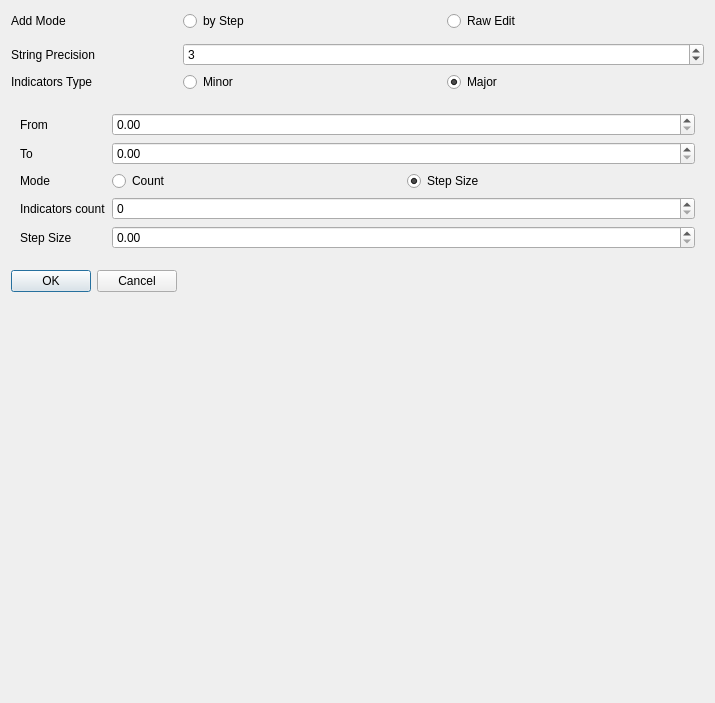
Mattia-Sacchi/A3D, file Widgets/addliindicatorsdialog.ui: the form before one commit.
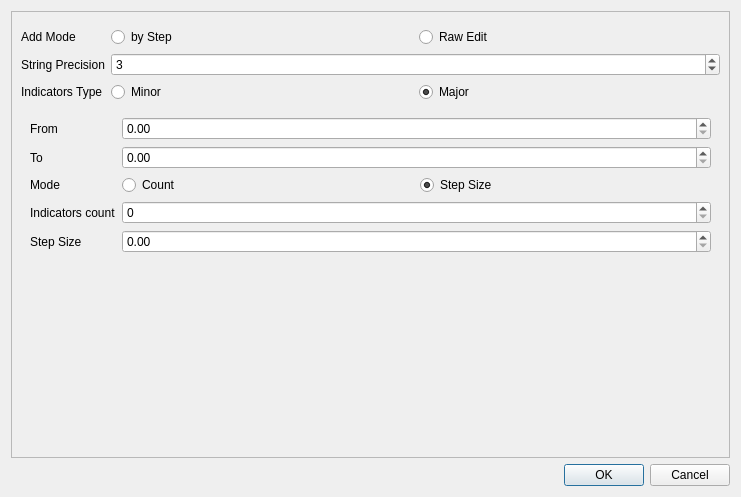
The form after the commit. Custom widgets are drawn as their Qt base class.

Commit message: Dialog inserted in ChartAxisSettings

```diff
--- a/Widgets/addliindicatorsdialog.ui
+++ b/Widgets/addliindicatorsdialog.ui
@@ -6,14 +6,39 @@
    <rect>
     <x>0</x>
     <y>0</y>
-    <width>715</width>
-    <height>703</height>
+    <width>741</width>
+    <height>497</height>
    </rect>
   </property>
   <property name="windowTitle">
    <string>Dialog</string>
   </property>
-  <layout class="QFormLayout" name="formLayout">
+  <layout class="QVBoxLayout" name="verticalLayout">
+   <item>
+    <widget class="QScrollArea" name="scrollArea">
+     <property name="widgetResizable">
+      <bool>true</bool>
+     </property>
+     <widget class="QWidget" name="scrollAreaWidgetContents">
+      <property name="geometry">
+       <rect>
+        <x>0</x>
+        <y>0</y>
+        <width>717</width>
+        <height>442</height>
+       </rect>
+      </property>
+      <layout class="QFormLayout" name="formLayout_3">
+       <item row="0" column="0" colspan="2">
+        <widget class="ChartAxisGeneralSettings" name="generalSettings" native="true"/>
+       </item>
+       <item row="1" column="0">
+        <widget class="QLabel" name="addModeLabel">
+         <property name="text">
+          <string>Add Mode</string>
+         </property>
+        </widget>
+       </item>
    <item row="1" column="1">
     <layout class="QHBoxLayout" name="horizontalLayout">
      <item>
@@ -35,9 +60,6 @@
      </item>
     </layout>
    </item>
-   <item row="2" column="0" colspan="2">
-    <widget class="ChartAxisGeneralSettings" name="generalSettings" native="true"/>
-   </item>
    <item row="3" column="0">
     <widget class="QLabel" name="stringPrecisionLabel">
      <property name="text">
@@ -55,10 +77,35 @@
      </property>
     </widget>
    </item>
-   <item row="6" column="0" colspan="2">
-    <widget class="ValuesPreviewWidget" name="rawEditWidget" native="true"/>
-   </item>
-   <item row="9" column="0" colspan="2">
+       <item row="4" column="0">
+        <widget class="QLabel" name="indicatorsTypeLabel">
+         <property name="text">
+          <string>Indicators Type</string>
+         </property>
+        </widget>
+       </item>
+       <item row="4" column="1">
+        <layout class="QHBoxLayout" name="horizontalLayout_3">
+         <item>
+          <widget class="QRadioButton" name="minorRadioButton">
+           <property name="text">
+            <string>Minor</string>
+           </property>
+          </widget>
+         </item>
+         <item>
+          <widget class="QRadioButton" name="majorRadioButton">
+           <property name="text">
+            <string>Major</string>
+           </property>
+           <property name="checked">
+            <bool>true</bool>
+           </property>
+          </widget>
+         </item>
+        </layout>
+       </item>
+       <item row="5" column="0" colspan="2">
     <widget class="QWidget" name="byStepWidget" native="true">
      <property name="minimumSize">
       <size>
@@ -125,12 +172,6 @@
       <item row="4" column="1">
        <widget class="QSpinBox" name="countSpinBox"/>
       </item>
-      <item row="6" column="1">
-       <widget class="QWidget" name="widget" native="true"/>
-      </item>
-      <item row="5" column="1">
-       <widget class="QDoubleSpinBox" name="stepSizeDoubleSpinBox"/>
-      </item>
       <item row="5" column="0">
        <widget class="QLabel" name="stepSizeLabel">
         <property name="text">
@@ -138,10 +179,39 @@
         </property>
        </widget>
       </item>
+          <item row="5" column="1">
+           <widget class="QDoubleSpinBox" name="stepSizeDoubleSpinBox"/>
+          </item>
      </layout>
     </widget>
    </item>
-   <item row="10" column="0">
+       <item row="6" column="0" colspan="2">
+        <widget class="ValuesPreviewWidget" name="rawEditWidget" native="true">
+         <property name="minimumSize">
+          <size>
+           <width>0</width>
+           <height>0</height>
+          </size>
+         </property>
+         <property name="maximumSize">
+          <size>
+           <width>16777215</width>
+           <height>16777214</height>
+          </size>
+         </property>
+         <property name="baseSize">
+          <size>
+           <width>0</width>
+           <height>0</height>
+          </size>
+         </property>
+        </widget>
+       </item>
+      </layout>
+     </widget>
+    </widget>
+   </item>
+   <item>
     <widget class="QDialogButtonBox" name="buttonBox">
      <property name="orientation">
       <enum>Qt::Orientation::Horizontal</enum>
@@ -151,41 +221,6 @@
      </property>
     </widget>
    </item>
-   <item row="1" column="0">
-    <widget class="QLabel" name="addModeLabel">
-     <property name="text">
-      <string>Add Mode</string>
-     </property>
-    </widget>
-   </item>
-   <item row="4" column="0">
-    <widget class="QLabel" name="indicatorsTypeLabel">
-     <property name="text">
-      <string>Indicators Type</string>
-     </property>
-    </widget>
-   </item>
-   <item row="4" column="1">
-    <layout class="QHBoxLayout" name="horizontalLayout_3">
-     <item>
-      <widget class="QRadioButton" name="minorRadioButton">
-       <property name="text">
-        <string>Minor</string>
-       </property>
-      </widget>
-     </item>
-     <item>
-      <widget class="QRadioButton" name="majorRadioButton">
-       <property name="text">
-        <string>Major</string>
-       </property>
-       <property name="checked">
-        <bool>true</bool>
-       </property>
-      </widget>
-     </item>
-    </layout>
-   </item>
   </layout>
  </widget>
  <customwidgets>
```
Lines whose indentation alone changed are shown as unchanged. The commit also changes 7 other files.
